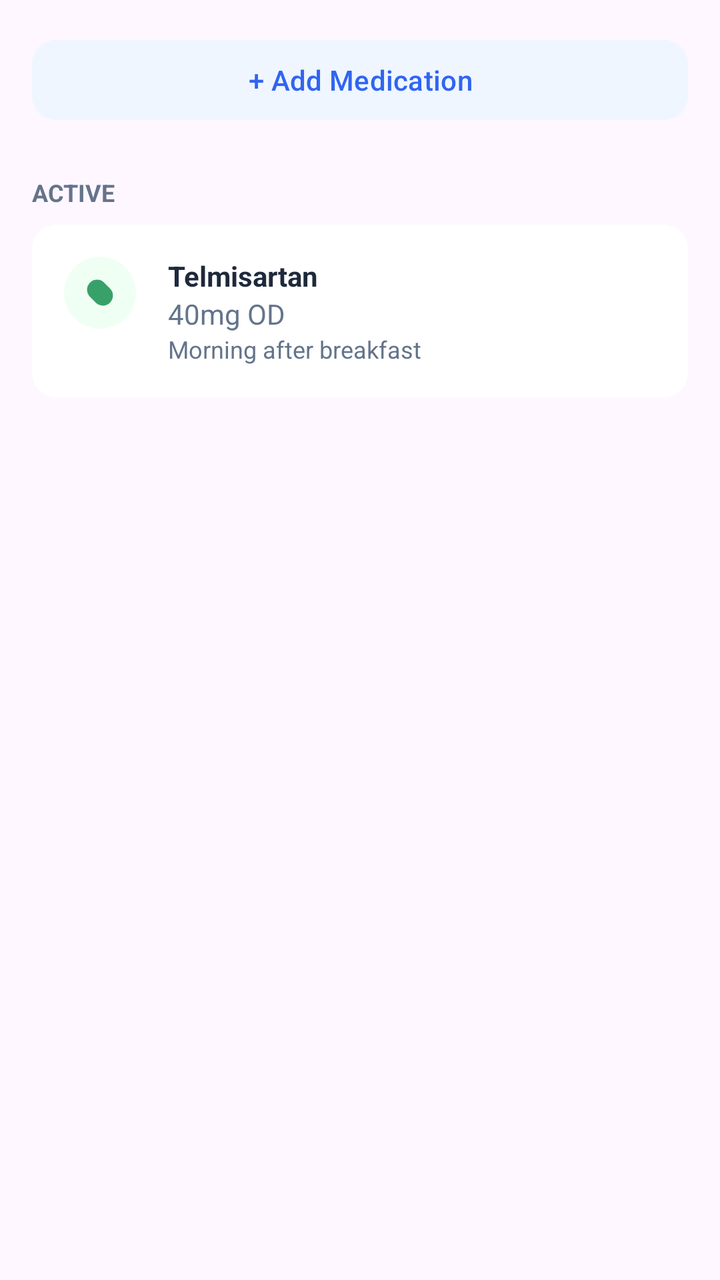
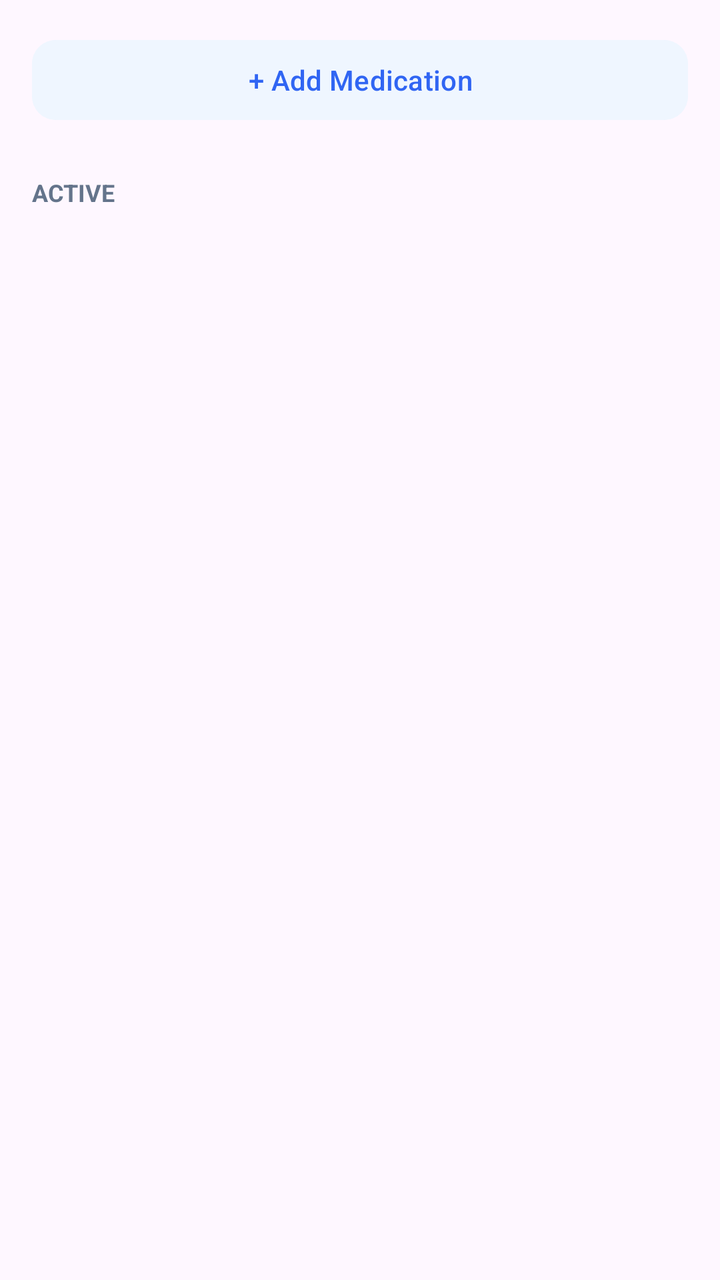

Before-and-after screenshots of an Android layout around one commit, followed by the original layout XML and the change that was made.
<!-- AndroidManifest.xml: application theme Theme.Healthcare_app -->
<!-- res/layout/fragment_rx.xml -->
<?xml version="1.0" encoding="utf-8"?>
<ScrollView xmlns:android="http://schemas.android.com/apk/res/android"
    xmlns:app="http://schemas.android.com/apk/res-auto"
    android:layout_width="match_parent"
    android:layout_height="match_parent"
    android:padding="16dp">

    <LinearLayout
        android:layout_width="match_parent"
        android:layout_height="wrap_content"
        android:orientation="vertical">

        <Button
            android:layout_width="match_parent"
            android:layout_height="wrap_content"
            android:backgroundTint="@color/patient_chip_bg"
            android:text="+ Add Medication"
            android:textColor="@color/patient_primary_blue"
            app:cornerRadius="12dp" />

        <TextView
            android:layout_width="wrap_content"
            android:layout_height="wrap_content"
            android:layout_marginTop="24dp"
            android:text="ACTIVE"
            android:textColor="@color/patient_text_secondary"
            android:textSize="12sp"
            android:textStyle="bold" />

        <androidx.cardview.widget.CardView
            android:layout_width="match_parent"
            android:layout_height="wrap_content"
            android:layout_marginTop="8dp"
            app:cardBackgroundColor="@color/patient_card_bg"
            app:cardCornerRadius="12dp"
            app:cardElevation="0dp"
            app:strokeColor="@color/patient_rx_icon"
            app:strokeWidth="1dp">

            <LinearLayout
                android:layout_width="match_parent"
                android:layout_height="wrap_content"
                android:orientation="horizontal"
                android:padding="16dp">

                <ImageView
                    android:layout_width="36dp"
                    android:layout_height="36dp"
                    android:background="@drawable/circle_avatar_bg"
                    android:backgroundTint="@color/patient_rx_bg"
                    android:padding="8dp"
                    android:src="@drawable/ic_pill" />

                <LinearLayout
                    android:layout_width="match_parent"
                    android:layout_height="wrap_content"
                    android:layout_marginStart="16dp"
                    android:orientation="vertical">

                    <TextView
                        android:layout_width="wrap_content"
                        android:layout_height="wrap_content"
                        android:text="Telmisartan"
                        android:textColor="@color/patient_text_primary"
                        android:textStyle="bold" />

                    <TextView
                        android:layout_width="wrap_content"
                        android:layout_height="wrap_content"
                        android:text="40mg OD"
                        android:textColor="@color/patient_text_secondary" />

                    <TextView
                        android:layout_width="wrap_content"
                        android:layout_height="wrap_content"
                        android:text="Morning after breakfast"
                        android:textColor="@color/patient_text_secondary"
                        android:textSize="12sp" />
                </LinearLayout>
            </LinearLayout>
        </androidx.cardview.widget.CardView>
    </LinearLayout>
</ScrollView>
<!-- resources referenced by this layout -->
<resources>
  <color name="patient_card_bg">#FFFFFF</color>
  <color name="patient_chip_bg">#EFF6FF</color>
  <color name="patient_primary_blue">#3065F3</color>
  <color name="patient_rx_bg">#F0FFF4</color>
  <color name="patient_rx_icon">#38A169</color>
  <color name="patient_text_primary">#1E293B</color>
  <color name="patient_text_secondary">#64748B</color>
  <!-- drawable circle_avatar_bg (drawable) -->
  <shape xmlns:android="http://schemas.android.com/apk/res/android" android:shape="oval">
      <solid android:color="@color/patient_chip_bg"/>
  </shape>
  <!-- drawable ic_pill (drawable) -->
  <vector xmlns:android="http://schemas.android.com/apk/res/android"
      android:width="24dp" android:height="24dp"
      android:viewportWidth="24" android:viewportHeight="24">
      <path android:fillColor="@color/patient_rx_icon"
          android:pathData="M6,14.5A4.5,4.5 0,0 1,14.5 6L18,9.5A4.5,4.5 0,0 1,9.5 18Z"/>
      <path android:fillColor="@color/patient_rx_icon"
          android:pathData="M11.5,8.5L8.5,11.5"/>
  </vector>
  <style name="Theme.Healthcare_app" parent="Base.Theme.Healthcare_app" />
  <style name="Base.Theme.Healthcare_app" parent="Theme.Material3.DayNight.NoActionBar">
      </style>
</resources>

<!-- the commit's change to res/layout/fragment_rx.xml (unified diff, before → after) -->
@@ -1,83 +1,33 @@
 <?xml version="1.0" encoding="utf-8"?>
-<ScrollView xmlns:android="http://schemas.android.com/apk/res/android"
+<LinearLayout xmlns:android="http://schemas.android.com/apk/res/android"
     xmlns:app="http://schemas.android.com/apk/res-auto"
     android:layout_width="match_parent"
     android:layout_height="match_parent"
+    android:orientation="vertical"
     android:padding="16dp">
 
-    <LinearLayout
+    <Button
+        android:id="@+id/btnAddMedication"
         android:layout_width="match_parent"
         android:layout_height="wrap_content"
-        android:orientation="vertical">
+        android:backgroundTint="@color/patient_chip_bg"
+        android:text="+ Add Medication"
+        android:textColor="@color/patient_primary_blue"
+        app:cornerRadius="12dp" />
 
-        <Button
-            android:layout_width="match_parent"
-            android:layout_height="wrap_content"
-            android:backgroundTint="@color/patient_chip_bg"
-            android:text="+ Add Medication"
-            android:textColor="@color/patient_primary_blue"
-            app:cornerRadius="12dp" />
+    <TextView
+        android:layout_width="wrap_content"
+        android:layout_height="wrap_content"
+        android:layout_marginTop="24dp"
+        android:layout_marginBottom="8dp"
+        android:text="ACTIVE"
+        android:textColor="@color/patient_text_secondary"
+        android:textSize="12sp"
+        android:textStyle="bold" />
 
-        <TextView
-            android:layout_width="wrap_content"
-            android:layout_height="wrap_content"
-            android:layout_marginTop="24dp"
-            android:text="ACTIVE"
-            android:textColor="@color/patient_text_secondary"
-            android:textSize="12sp"
-            android:textStyle="bold" />
-
-        <androidx.cardview.widget.CardView
-            android:layout_width="match_parent"
-            android:layout_height="wrap_content"
-            android:layout_marginTop="8dp"
-            app:cardBackgroundColor="@color/patient_card_bg"
-            app:cardCornerRadius="12dp"
-            app:cardElevation="0dp"
-            app:strokeColor="@color/patient_rx_icon"
-            app:strokeWidth="1dp">
-
-            <LinearLayout
-                android:layout_width="match_parent"
-                android:layout_height="wrap_content"
-                android:orientation="horizontal"
-                android:padding="16dp">
-
-                <ImageView
-                    android:layout_width="36dp"
-                    android:layout_height="36dp"
-                    android:background="@drawable/circle_avatar_bg"
-                    android:backgroundTint="@color/patient_rx_bg"
-                    android:padding="8dp"
-                    android:src="@drawable/ic_pill" />
-
-                <LinearLayout
-                    android:layout_width="match_parent"
-                    android:layout_height="wrap_content"
-                    android:layout_marginStart="16dp"
-                    android:orientation="vertical">
-
-                    <TextView
-                        android:layout_width="wrap_content"
-                        android:layout_height="wrap_content"
-                        android:text="Telmisartan"
-                        android:textColor="@color/patient_text_primary"
-                        android:textStyle="bold" />
-
-                    <TextView
-                        android:layout_width="wrap_content"
-                        android:layout_height="wrap_content"
-                        android:text="40mg OD"
-                        android:textColor="@color/patient_text_secondary" />
-
-                    <TextView
-                        android:layout_width="wrap_content"
-                        android:layout_height="wrap_content"
-                        android:text="Morning after breakfast"
-                        android:textColor="@color/patient_text_secondary"
-                        android:textSize="12sp" />
-                </LinearLayout>
-            </LinearLayout>
-        </androidx.cardview.widget.CardView>
-    </LinearLayout>
-</ScrollView>
+    <androidx.recyclerview.widget.RecyclerView
+        android:id="@+id/recyclerViewRx"
+        android:layout_width="match_parent"
+        android:layout_height="match_parent"
+        android:clipToPadding="false" />
+</LinearLayout>
<!-- resource entries referenced after the edit -->
@@ -1,25 +1,8 @@
 <!-- resources referenced by this layout -->
 <resources>
-  <color name="patient_card_bg">#FFFFFF</color>
   <color name="patient_chip_bg">#EFF6FF</color>
   <color name="patient_primary_blue">#3065F3</color>
-  <color name="patient_rx_bg">#F0FFF4</color>
-  <color name="patient_rx_icon">#38A169</color>
-  <color name="patient_text_primary">#1E293B</color>
   <color name="patient_text_secondary">#64748B</color>
-  <!-- drawable circle_avatar_bg (drawable) -->
-  <shape xmlns:android="http://schemas.android.com/apk/res/android" android:shape="oval">
-      <solid android:color="@color/patient_chip_bg"/>
-  </shape>
-  <!-- drawable ic_pill (drawable) -->
-  <vector xmlns:android="http://schemas.android.com/apk/res/android"
-      android:width="24dp" android:height="24dp"
-      android:viewportWidth="24" android:viewportHeight="24">
-      <path android:fillColor="@color/patient_rx_icon"
-          android:pathData="M6,14.5A4.5,4.5 0,0 1,14.5 6L18,9.5A4.5,4.5 0,0 1,9.5 18Z"/>
-      <path android:fillColor="@color/patient_rx_icon"
-          android:pathData="M11.5,8.5L8.5,11.5"/>
-  </vector>
   <style name="Theme.Healthcare_app" parent="Base.Theme.Healthcare_app" />
   <style name="Base.Theme.Healthcare_app" parent="Theme.Material3.DayNight.NoActionBar">
       </style>
